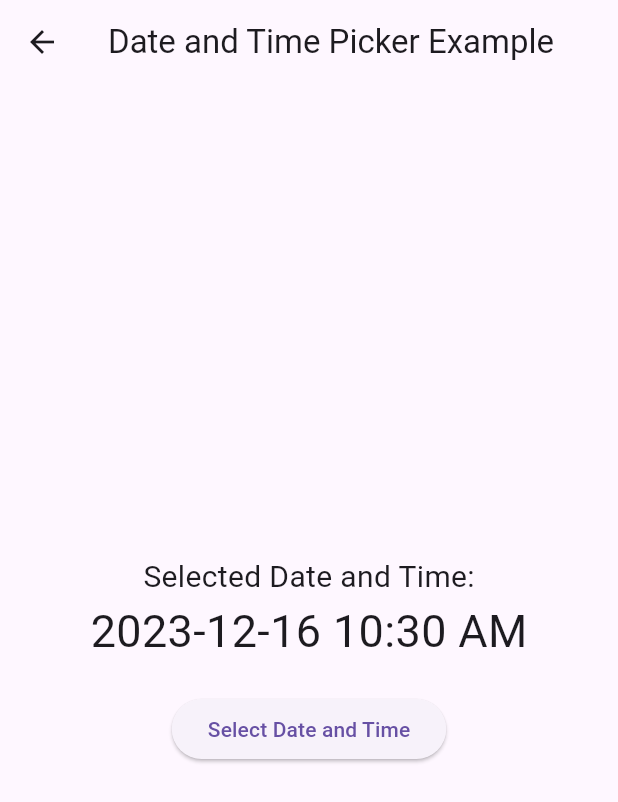
After one commit to GDSC-Iztech/PetPasApp, a Flutter app: the DatePickerWidget screen opened directly, on a phone screen of 412 x 824 dp. The commit adds this screen. Shown: the top 802 px of the screen. Run offline on Flutter 3.47's test engine with Material 3 defaults, Android fonts, the light colour scheme and no system bars; our stand-ins replace hexcolor, image_picker; missing offline and left inert: custom_calender_picker.

Commit message:
değişecek
bazı güncellemeleri de commitleyeceğim umarım sorun çıkmaz çıkarsa öncekine dönersiniz

```diff
--- a/lib/main.dart
+++ b/lib/main.dart
@@ -23,7 +23,7 @@ class MyApp extends StatelessWidget {
         //colorScheme: ColorScheme.fromSeed(seedColor: Colors.deepPurple),
         useMaterial3: true,
       ),
-      home: const SignInScreen(title: "A"),
+      home: const CalenderScreen(),
     );
   }
 }
--- /dev/null
+++ b/lib/view/widgets/datePickerWidget.dart
@@ -0,0 +1,72 @@
+import 'package:flutter/material.dart';
+
+class DatePickerWidget extends StatefulWidget {
+  const DatePickerWidget({super.key});
+
+  @override
+  _DatePickerWidgetState createState() => _DatePickerWidgetState();
+}
+
+class _DatePickerWidgetState extends State<DatePickerWidget> {
+  DateTime selectedDateTime = DateTime.now();
+
+  Future<void> _selectDateAndTime(BuildContext context) async {
+    final DateTime? pickedDate = await showDatePicker(
+      context: context,
+      initialDate: selectedDateTime,
+      firstDate: DateTime(2000),
+      lastDate: DateTime(2101),
+    );
+
+    if (pickedDate != null) {
+      final BuildContext timePickerContext = context; // Store context locally
+      final TimeOfDay? pickedTime = await showTimePicker(
+        context: timePickerContext,
+        initialTime: TimeOfDay.fromDateTime(selectedDateTime),
+      );
+
+      if (pickedTime != null) {
+        final DateTime combinedDateTime = DateTime(
+          pickedDate.year,
+          pickedDate.month,
+          pickedDate.day,
+          pickedTime.hour,
+          pickedTime.minute,
+        );
+
+        setState(() {
+          selectedDateTime = combinedDateTime;
+        });
+      }
+    }
+  }
+
+  @override
+  Widget build(BuildContext context) {
+    return Scaffold(
+      appBar: AppBar(
+        title: const Text('Date and Time Picker Example'),
+      ),
+      body: Center(
+        child: Column(
+          mainAxisAlignment: MainAxisAlignment.center,
+          children: <Widget>[
+            const Text(
+              'Selected Date and Time:',
+              style: TextStyle(fontSize: 20),
+            ),
+            Text(
+              '${'${selectedDateTime.toLocal()}'.split(' ')[0]} ${TimeOfDay.fromDateTime(selectedDateTime).format(context)}',
+              style: const TextStyle(fontSize: 30),
+            ),
+            const SizedBox(height: 20),
+            ElevatedButton(
+              onPressed: () => _selectDateAndTime(context),
+              child: const Text('Select Date and Time'),
+            ),
+          ],
+        ),
+      ),
+    );
+  }
+}
```
Also changed, not shown: lib/view/screens/addVaccineScreen.dart (added, +15 -0 lines), lib/view/screens/calenderScreen.dart (+41 -61 lines), flutter_01.png (added), pubspec.lock.
